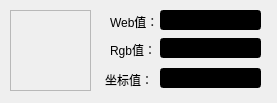
This is TTKModule/TTKImage/TTKGetColor/mainwindow.ui in Greedysky/TTKTinyTools as Qt 5 draws it before an edit. The edited form follows.
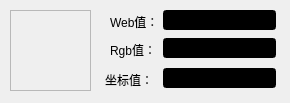
This is the edited form.

```diff
--- a/TTKModule/TTKImage/TTKGetColor/mainwindow.ui
+++ b/TTKModule/TTKImage/TTKGetColor/mainwindow.ui
@@ -6,7 +6,7 @@
    <rect>
     <x>0</x>
     <y>0</y>
-    <width>277</width>
+    <width>290</width>
     <height>103</height>
    </rect>
   </property>
@@ -16,9 +16,9 @@
   <widget class="QLineEdit" name="txtWeb">
    <property name="geometry">
     <rect>
-     <x>160</x>
+     <x>163</x>
      <y>10</y>
-     <width>101</width>
+     <width>113</width>
      <height>20</height>
     </rect>
    </property>
@@ -43,9 +43,9 @@
   <widget class="QLineEdit" name="txtRgb">
    <property name="geometry">
     <rect>
-     <x>160</x>
+     <x>163</x>
      <y>38</y>
-     <width>101</width>
+     <width>113</width>
      <height>20</height>
     </rect>
    </property>
@@ -70,9 +70,9 @@
   <widget class="QLineEdit" name="txtXY">
    <property name="geometry">
     <rect>
-     <x>160</x>
+     <x>163</x>
      <y>68</y>
-     <width>101</width>
+     <width>113</width>
      <height>20</height>
     </rect>
    </property>
```
